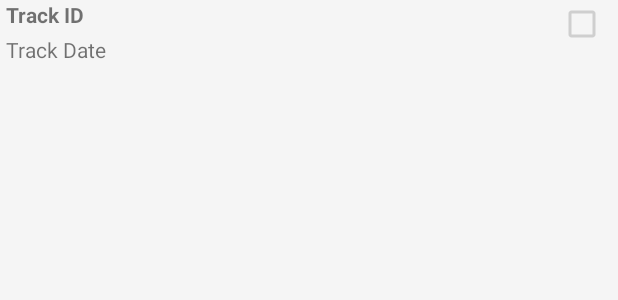
After one commit to abdalftah-dep/MobileNetworksTracker, an Android app: the layout list_item_track.xml on its own in the app's theme, with its tools: preview values and no code run, on a phone screen of 412 x 824 dp. The commit adds this screen. Shown: the top 300 px of the screen. Run offline under Robolectric (Android 15) with nearby library versions, the phone set to English and light mode, and no system bars.

Commit message:
Custom adapter applied to listfragment. TrackID returned correctly on list item click

```diff
--- a/app/src/main/java/com/blogspot/droidcrib/mobilenetworkstracker/loaders/DatabaseLoader.java
+++ b/app/src/main/java/com/blogspot/droidcrib/mobilenetworkstracker/loaders/DatabaseLoader.java
@@ -52,4 +52,10 @@ public abstract class DatabaseLoader extends AsyncTaskLoader<List<?>> {
             forceLoad();
         }
     }
+
+    @Override
+    protected void onStopLoading() {
+        super.onStopLoading();
+        cancelLoad();
+    }
 }
--- /dev/null
+++ b/app/src/main/res/layout/list_item_track.xml
@@ -0,0 +1,36 @@
+<?xml version="1.0" encoding="utf-8"?>
+
+<RelativeLayout xmlns:android="http://schemas.android.com/apk/res/android"
+    android:layout_width="match_parent"
+    android:layout_height="wrap_content">
+    <CheckBox
+        android:id="@+id/track_list_item_uploadedCheckBox"
+        android:layout_width="wrap_content"
+        android:layout_height="wrap_content"
+        android:gravity="center"
+        android:layout_alignParentRight="true"
+        android:enabled="false"
+        android:focusable="false"
+        android:padding="4dp"/>
+    <TextView
+        android:id="@+id/track_list_item_idTextView"
+        android:layout_width="match_parent"
+        android:layout_height="wrap_content"
+        android:layout_toLeftOf="@id/track_list_item_uploadedCheckBox"
+        android:textStyle="bold"
+        android:paddingLeft="4dp"
+        android:paddingRight="4dp"
+        android:text="Track ID"/>
+    <TextView
+        android:id="@+id/track_list_item_dateTextView"
+        android:layout_width="match_parent"
+        android:layout_height="wrap_content"
+        android:layout_below="@id/track_list_item_idTextView"
+        android:layout_toLeftOf="@id/track_list_item_uploadedCheckBox"
+        android:paddingLeft="4dp"
+        android:paddingRight="4dp"
+        android:paddingTop="4dp"
+        android:text="Track Date"/>
+
+
+</RelativeLayout>
```
Also changed, not shown: app/src/main/java/com/blogspot/droidcrib/mobilenetworkstracker/ui/MainActivity.java (+6 -3 lines), app/src/main/java/com/blogspot/droidcrib/mobilenetworkstracker/ui/TrackListFragment.java (+14 -92 lines).
